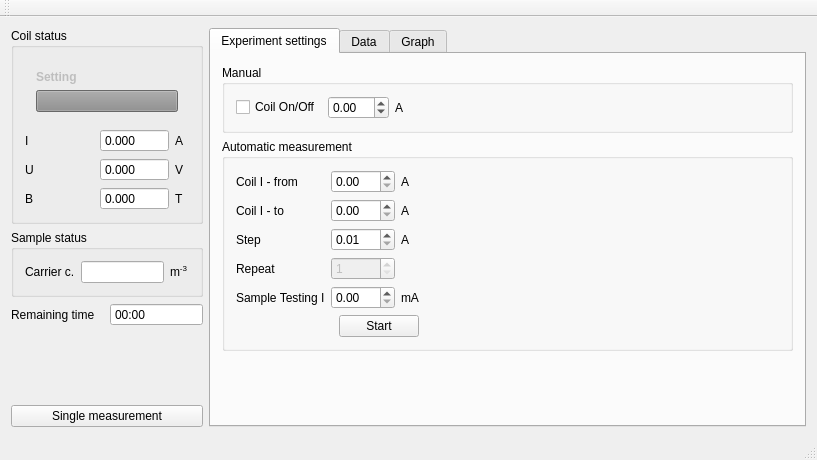
mBr001/hall, file hall/mainwindow.ui: the form before one commit.
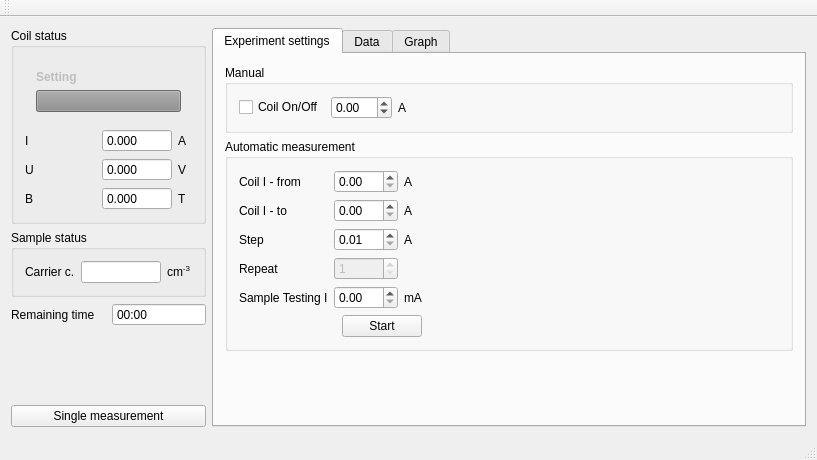
The form after the commit. Custom widgets are drawn as their Qt base class.

Commit message: change display units for carrier conc.

Diff of the .ui file:
```diff
--- a/hall/mainwindow.ui
+++ b/hall/mainwindow.ui
@@ -200,7 +200,7 @@
 &lt;html&gt;&lt;head&gt;&lt;meta name=&quot;qrichtext&quot; content=&quot;1&quot; /&gt;&lt;style type=&quot;text/css&quot;&gt;
 p, li { white-space: pre-wrap; }
 &lt;/style&gt;&lt;/head&gt;&lt;body style=&quot; font-family:'Sans Serif'; font-size:9pt; font-weight:400; font-style:normal;&quot;&gt;
-&lt;p style=&quot; margin-top:0px; margin-bottom:0px; margin-left:0px; margin-right:0px; -qt-block-indent:0; text-indent:0px;&quot;&gt;m&lt;span style=&quot; vertical-align:super;&quot;&gt;-3&lt;/span&gt;&lt;/p&gt;&lt;/body&gt;&lt;/html&gt;</string>
+&lt;p style=&quot; margin-top:0px; margin-bottom:0px; margin-left:0px; margin-right:0px; -qt-block-indent:0; text-indent:0px;&quot;&gt;cm&lt;span style=&quot; vertical-align:super;&quot;&gt;-3&lt;/span&gt;&lt;/p&gt;&lt;/body&gt;&lt;/html&gt;</string>
              </property>
             </widget>
            </item>
```
The commit also changes 2 other files.
